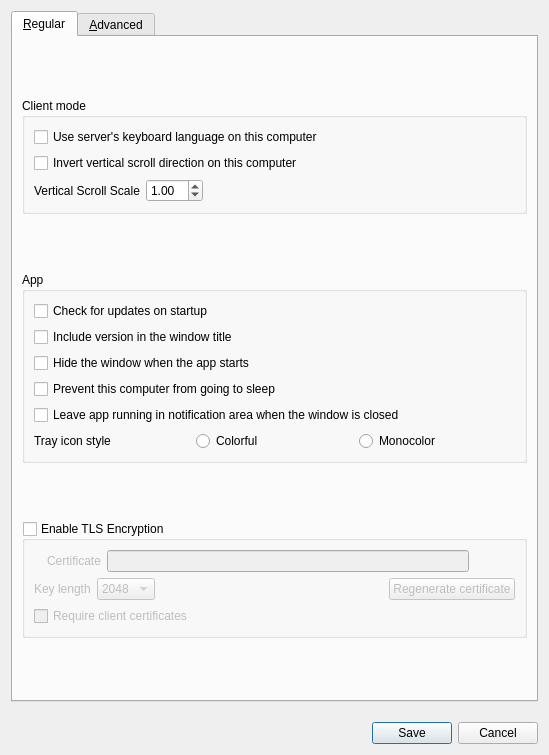
Qt form src/lib/gui/dialogs/SettingsDialog.ui (deskflow/deskflow) before a commit.
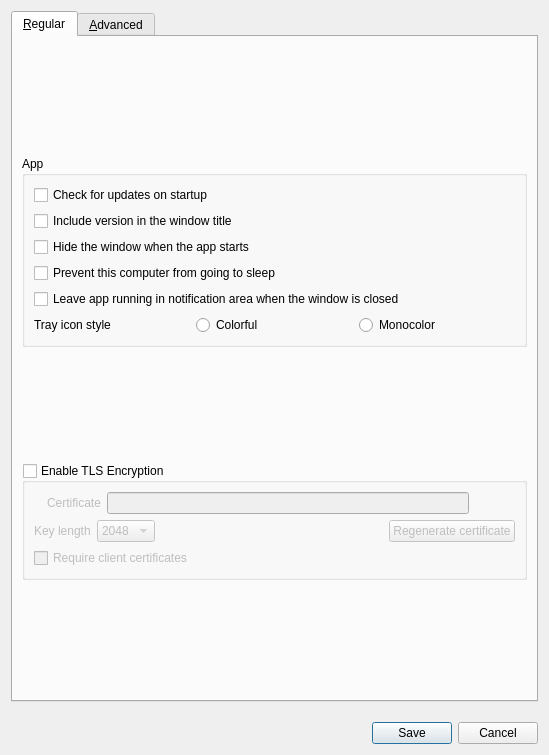
The same form after that commit. Icons and pictures are not drawn.

Commit message: refactor: use a client config dialog for client options

```diff
--- a/src/lib/gui/dialogs/SettingsDialog.ui
+++ b/src/lib/gui/dialogs/SettingsDialog.ui
@@ -33,93 +33,6 @@
        <string>&amp;Regular</string>
       </attribute>
       <layout class="QVBoxLayout" name="verticalLayout_3">
-       <item>
-        <widget class="QGroupBox" name="groupClientOptions">
-         <property name="sizePolicy">
-          <sizepolicy hsizetype="Preferred" vsizetype="Maximum">
-           <horstretch>0</horstretch>
-           <verstretch>0</verstretch>
-          </sizepolicy>
-         </property>
-         <property name="title">
-          <string>Client mode</string>
-         </property>
-         <layout class="QVBoxLayout" name="verticalLayout">
-          <item>
-           <widget class="QCheckBox" name="cbLanguageSync">
-            <property name="text">
-             <string>Use server's keyboard language on this computer</string>
-            </property>
-           </widget>
-          </item>
-          <item>
-           <widget class="QCheckBox" name="cbScrollDirection">
-            <property name="text">
-             <string>Invert vertical scroll direction on this computer</string>
-            </property>
-           </widget>
-          </item>
-          <item>
-           <layout class="QHBoxLayout" name="horizontalLayout_2">
-            <item>
-             <widget class="QLabel" name="lblScrollSpeed">
-              <property name="sizePolicy">
-               <sizepolicy hsizetype="Maximum" vsizetype="Preferred">
-                <horstretch>0</horstretch>
-                <verstretch>0</verstretch>
-               </sizepolicy>
-              </property>
-              <property name="text">
-               <string>Vertical Scroll Scale</string>
-              </property>
-             </widget>
-            </item>
-            <item>
-             <widget class="QDoubleSpinBox" name="sbYScrollScale">
-              <property name="sizePolicy">
-               <sizepolicy hsizetype="Maximum" vsizetype="Fixed">
-                <horstretch>0</horstretch>
-                <verstretch>0</verstretch>
-               </sizepolicy>
-              </property>
-              <property name="accelerated">
-               <bool>true</bool>
-              </property>
-              <property name="correctionMode">
-               <enum>QAbstractSpinBox::CorrectionMode::CorrectToNearestValue</enum>
-              </property>
-              <property name="minimum">
-               <double>0.100000000000000</double>
-              </property>
-              <property name="maximum">
-               <double>10.000000000000000</double>
-              </property>
-              <property name="singleStep">
-               <double>0.100000000000000</double>
-              </property>
-              <property name="value">
-               <double>1.000000000000000</double>
-              </property>
-             </widget>
-            </item>
-            <item>
-             <spacer name="horizontalSpacer_4">
-              <property name="orientation">
-               <enum>Qt::Orientation::Horizontal</enum>
-              </property>
-              <property name="sizeHint" stdset="0">
-               <size>
-                <width>40</width>
-                <height>20</height>
-               </size>
-              </property>
-             </spacer>
-            </item>
-           </layout>
-          </item>
-         </layout>
-        </widget>
-       </item>
        <item>
         <widget class="QGroupBox" name="groupApp">
          <property name="sizePolicy">
```
The commit also changes 14 other files.
